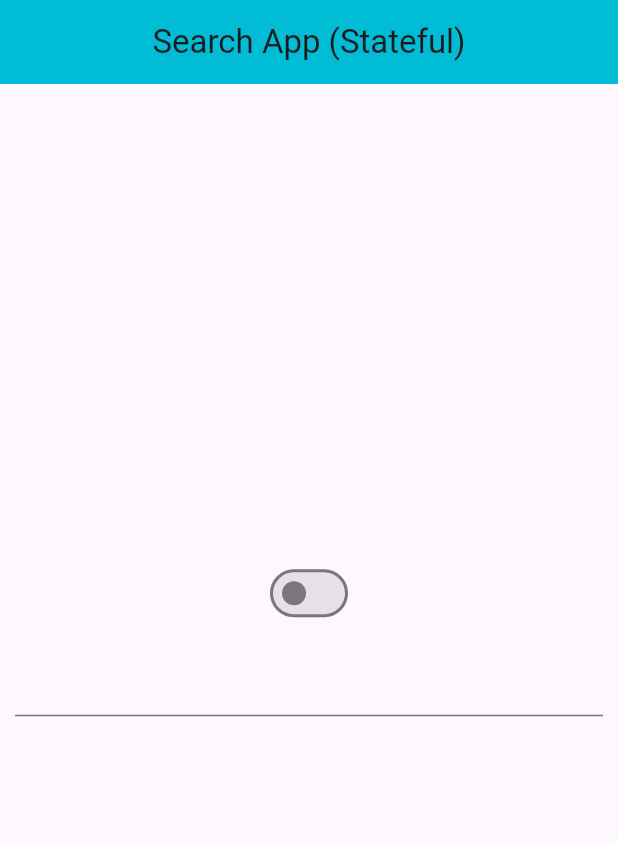
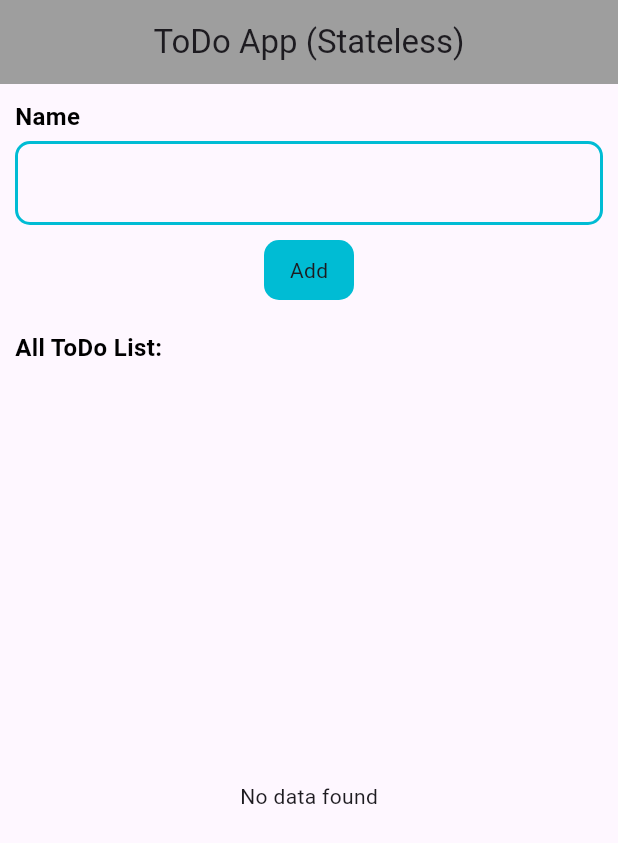
Before and after one commit to foysal012/riverpod_toutorial, a Flutter app: the screen it shows after launch, on a phone screen of 412 x 824 dp. Shown: the top 843 px of the screen. Run offline on Flutter 3.47's test engine with Material 3 defaults, Android fonts, the phone set to English and light mode, and no system bars; our stand-ins replace flutter_riverpod.

Commit message:
ToDo provider with multiple statehandeing on day-5 Ongoing.

```diff
--- /dev/null
+++ b/lib/day_5/item_model.dart
@@ -0,0 +1,8 @@
+import 'package:flutter/material.dart';
+
+class ItemModel{
+  String name;
+  String id;
+
+  ItemModel({required this.name, required this.id});
+}
--- /dev/null
+++ b/lib/day_5/item_provider.dart
@@ -0,0 +1,24 @@
+import 'package:flutter_riverpod/flutter_riverpod.dart';
+import 'package:riverpod_toutorial/day_5/item_model.dart';
+
+final itemProvider = StateNotifierProvider<ItemNotifier, List<ItemModel>>((ref) {
+  return ItemNotifier();
+});
+
+class ItemNotifier extends StateNotifier<List<ItemModel>>{
+  ItemNotifier() : super([]);
+
+  void addItem({required String name}){
+    final item = ItemModel(
+        name: name,
+        id: DateTime.now().toString()
+    );
+    state.add(item);
+    state = state.toList();
+  }
+
+  void removeItem({required String id}){
+    state.removeWhere((element) => element.id == id);
+    state = state.toList();
+  }
+}
--- /dev/null
+++ b/lib/day_5/todo_home_stateless_screen.dart
@@ -0,0 +1,177 @@
+import 'package:flutter/material.dart';
+import 'package:flutter_riverpod/flutter_riverpod.dart';
+import 'package:riverpod_toutorial/day_5/item_provider.dart';
+
+class TodoHomeStatelessScreen extends ConsumerWidget {
+  TodoHomeStatelessScreen({super.key});
+
+  final TextEditingController nameController = TextEditingController();
+
+  @override
+  Widget build(BuildContext context, WidgetRef ref) {
+
+    final item = ref.watch(itemProvider);
+    debugPrint('build1: ${DateTime.now().second}');
+
+    return Scaffold(
+      appBar: AppBar(
+        title: Text('ToDo App (Stateless)'),
+        centerTitle: true,
+        backgroundColor: Colors.grey,
+      ),
+
+      body: Container(
+        padding: EdgeInsets.all(10.0),
+        child: Column(
+          crossAxisAlignment: CrossAxisAlignment.start,
+          children: [
+            Column(
+              crossAxisAlignment: CrossAxisAlignment.start,
+              children: [
+                Text('Name',
+                style: TextStyle(
+                  fontSize: 16,
+                  fontWeight: FontWeight.bold,
+                  color: Colors.black
+                )
+                ),
+                SizedBox(height: 5.0),
+
+                TextFormField(
+                  controller: nameController,
+                  decoration: InputDecoration(
+
+                    enabledBorder: OutlineInputBorder(
+                      borderRadius: BorderRadius.circular(10.0),
+                      borderSide: BorderSide(
+                        color: Colors.cyan,
+                        width: 2.0
+                      )
+                    ),
+
+                    focusedBorder: OutlineInputBorder(
+                        borderRadius: BorderRadius.circular(10.0),
+                        borderSide: BorderSide(
+                            color: Colors.cyan,
+                            width: 2.0
+                        )
+                    )
+                  ),
+                ),
+                SizedBox(height: 10.0),
+
+                Align(
+                  alignment: Alignment.center,
+                  child: GestureDetector(
+                    onTap: () {
+                      ref.read(itemProvider.notifier).addItem(name: nameController.text);
+                    },
+                    child: Container(
+                      height: 40,
+                      width: 60,
+                      alignment: Alignment.center,
+                      padding: EdgeInsets.symmetric(horizontal: 10.0, vertical: 5.0),
+                      decoration: BoxDecoration(
+                        borderRadius: BorderRadius.circular(10.0),
+                        color: Colors.cyan,
+                      ),
+                      child: Text('Add')),
+                  ),
+                ),
+              ],
+            ),
+            SizedBox(height: 20.0),
+
+            Text('All ToDo List:',
+              style: TextStyle(
+                  fontSize: 16,
+                  fontWeight: FontWeight.bold,
+                  color: Colors.black
+              )
+            ),
+            SizedBox(height: 5.0),
+
+            Expanded(
+              child: Consumer(
+                builder: (context, ref, child) {
+
+                  final item = ref.watch(itemProvider);
+                  debugPrint('build2: ${DateTime.now().second}');
+
+
+                  if(item.isEmpty){
+                    return Center(child: Text('No data found'));
+                  }
+
+                  return ListView.builder(
+                      itemCount: item.length,
+                      // physics: NeverScrollableScrollPhysics(),
+                      itemBuilder: (context, index) {
+
+                        final itemData = item[index];
+                        return ListTile(
+                          leading: Container(
+                            height: 40,
+                            width: 40,
+                            alignment: Alignment.center,
+                            decoration: BoxDecoration(
+                              shape: BoxShape.circle,
+                              color: Colors.cyan.shade200
+                            ),
+                            child: Text('${index+1}',
+                              style: TextStyle(
+                                  fontSize: 14,
+                                  fontWeight: FontWeight.bold,
+                                  color: Colors.black
+                              ),
+                            ),
+                          ),
+
+                          title: Text('${itemData.name}',
+                            style: TextStyle(
+                                fontSize: 14,
+                                fontWeight: FontWeight.bold,
+                                color: Colors.black
+                            ),
+                          ),
+
+                          subtitle: Text('${itemData.id}',
+                            style: TextStyle(
+                                fontSize: 14,
+                                fontWeight: FontWeight.normal,
+                                color: Colors.black
+                            ),
+                          ),
+
+                          trailing: Row(
+                            mainAxisSize: MainAxisSize.min,
+                            children: [
+                              IconButton(
+                                  onPressed: () {
+                                    // ref.read(itemProvider.notifier).removeItem(id: itemData.id);
+
+                                  },
+                                  icon: Icon(Icons.edit, color: Colors.green)
+                              ),
+                              SizedBox(width: 5.0),
+
+                              IconButton(
+                                  onPressed: () {
+                                    ref.read(itemProvider.notifier).removeItem(id: itemData.id);
+                                  },
+                                  icon: Icon(Icons.delete, color: Colors.red)
+                              ),
+                            ],
+                          ),
+                        );
+                      },
+                  );
+                }
+              ),
+            )
+          ],
+        ),
+      ),
+    );
+  }
+}
--- a/lib/main.dart
+++ b/lib/main.dart
@@ -8,6 +8,7 @@ import 'day_3/slider_home_stateless_screen.dart';
 import 'day_3/slider_home_stateful_screen.dart';
 import 'day_4/search_home_stateful_screen.dart';
 import 'day_4/search_home_stateless_screen.dart';
+import 'day_5/todo_home_stateless_screen.dart';
 
 void main() {
   runApp(const MyApp());
@@ -32,7 +33,8 @@ class MyApp extends StatelessWidget {
         // home: SliderHomeSateLessScreen(),
         // home: SliderHomeStatefulScreen(),
         // home: SearchHomeStatelessScreen(),
-        home: SearchHomeStatefulScreen(),
+        // home: SearchHomeStatefulScreen(),
+        home: TodoHomeStatelessScreen(),
       ),
     );
   }
```
